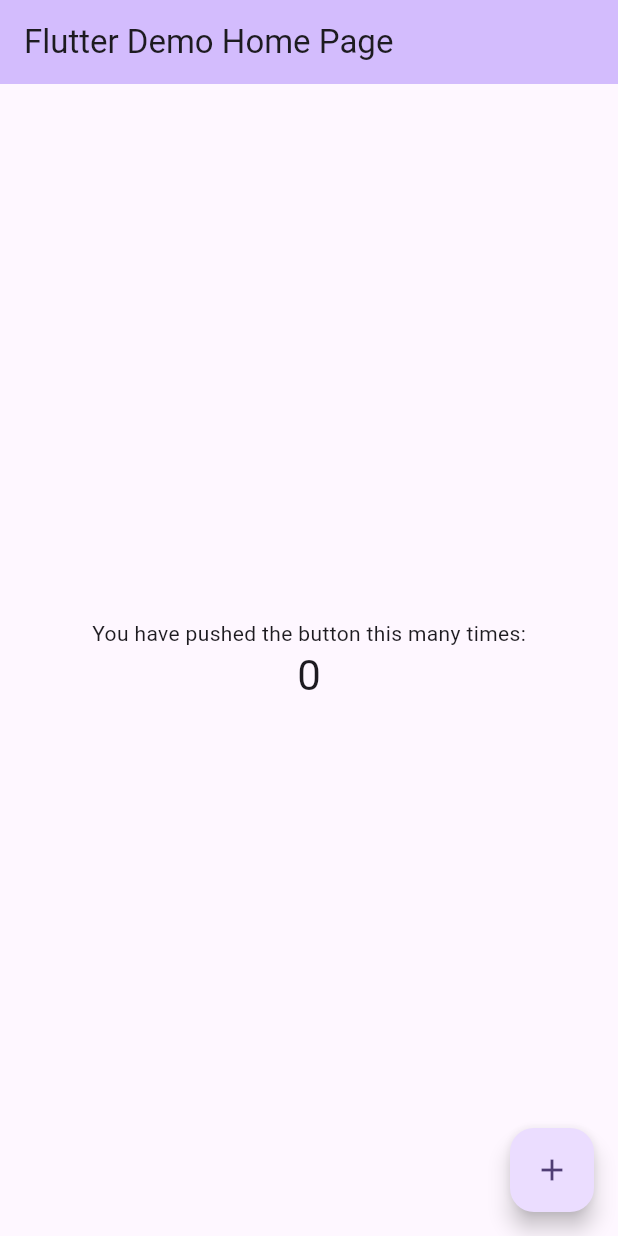
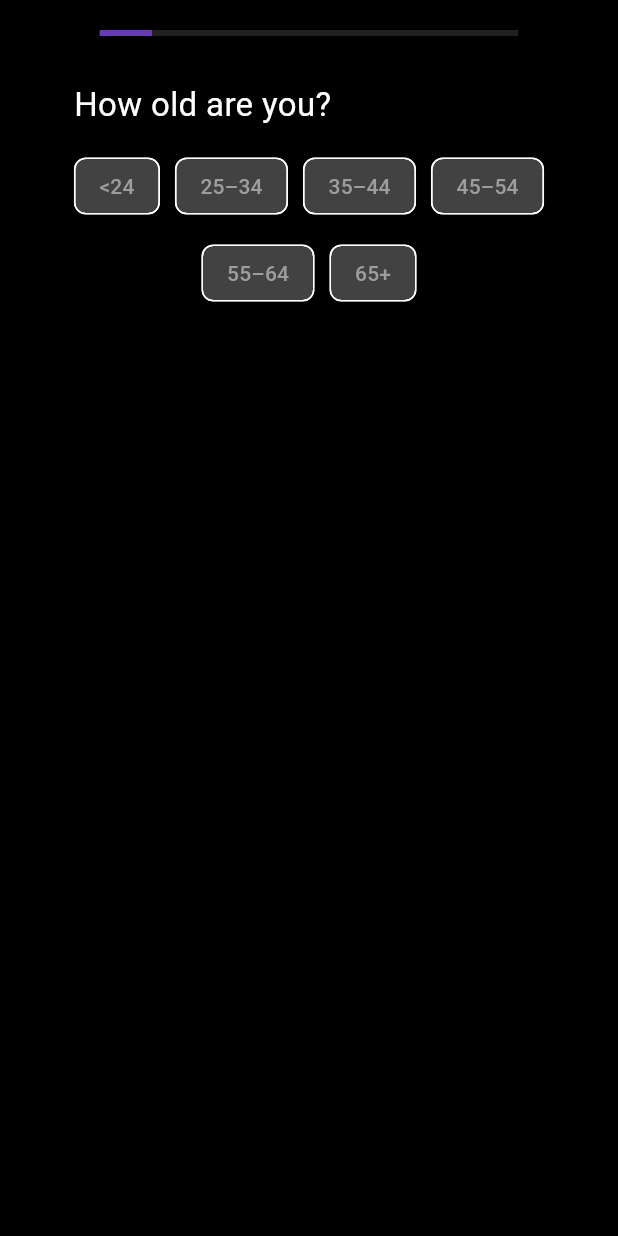
Before and after one commit to AshishNamdeo14/caltech_logevity, a Flutter app: the screen it shows after launch, on a phone screen of 412 x 824 dp. Run offline on Flutter 3.47's test engine with Material 3 defaults, Android fonts, the phone set to English and light mode, and no system bars; our stand-ins replace shared_preferences.

Commit message:
onboarding page

```diff
--- a/lib/main.dart
+++ b/lib/main.dart
@@ -1,4 +1,7 @@
+
 import 'package:flutter/material.dart';
+import 'package:shared_preferences/shared_preferences.dart';
+import 'onboarding.dart';
 
 void main() {
   runApp(const MyApp());
@@ -7,116 +10,73 @@ void main() {
 class MyApp extends StatelessWidget {
   const MyApp({super.key});
 
-  // This widget is the root of your application.
   @override
   Widget build(BuildContext context) {
     return MaterialApp(
-      title: 'Flutter Demo',
-      theme: ThemeData(
-        // This is the theme of your application.
-        //
-        // TRY THIS: Try running your application with "flutter run". You'll see
-        // the application has a purple toolbar. Then, without quitting the app,
-        // try changing the seedColor in the colorScheme below to Colors.green
-        // and then invoke "hot reload" (save your changes or press the "hot
-        // reload" button in a Flutter-supported IDE, or press "r" if you used
-        // the command line to start the app).
-        //
-        // Notice that the counter didn't reset back to zero; the application
-        // state is not lost during the reload. To reset the state, use hot
-        // restart instead.
-        //
-        // This works for code too, not just values: Most code changes can be
-        // tested with just a hot reload.
-        colorScheme: ColorScheme.fromSeed(seedColor: Colors.deepPurple),
+      title: 'Health Onboarding',
+      theme: ThemeData.dark().copyWith(
+        scaffoldBackgroundColor: Colors.black,
+        colorScheme: ColorScheme.dark(
+          primary: Colors.deepPurple,
+          onPrimary: Colors.white,
+        ),
       ),
-      home: const MyHomePage(title: 'Flutter Demo Home Page'),
+      home: const EntryPoint(),
     );
   }
 }
 
-class MyHomePage extends StatefulWidget {
-  const MyHomePage({super.key, required this.title});
-
-  // This widget is the home page of your application. It is stateful, meaning
-  // that it has a State object (defined below) that contains fields that affect
-  // how it looks.
-
-  // This class is the configuration for the state. It holds the values (in this
-  // case the title) provided by the parent (in this case the App widget) and
-  // used by the build method of the State. Fields in a Widget subclass are
-  // always marked "final".
-
-  final String title;
+class EntryPoint extends StatefulWidget {
+  const EntryPoint({super.key});
 
   @override
-  State<MyHomePage> createState() => _MyHomePageState();
+  State<EntryPoint> createState() => _EntryPointState();
 }
 
-class _MyHomePageState extends State<MyHomePage> {
-  int _counter = 0;
+class _EntryPointState extends State<EntryPoint> {
+  bool isLoading = true;
+  bool isUserExists = false;
 
-  void _incrementCounter() {
+  @override
+  void initState() {
+    super.initState();
+    _checkUser();
+  }
+
+  Future<void> _checkUser() async {
+    final prefs = await SharedPreferences.getInstance();
+    final exists = prefs.getBool('userExists') ?? false;
     setState(() {
-      // This call to setState tells the Flutter framework that something has
-      // changed in this State, which causes it to rerun the build method below
-      // so that the display can reflect the updated values. If we changed
-      // _counter without calling setState(), then the build method would not be
-      // called again, and so nothing would appear to happen.
-      _counter++;
+      isUserExists = exists;
+      isLoading = false;
     });
   }
 
   @override
   Widget build(BuildContext context) {
-    // This method is rerun every time setState is called, for instance as done
-    // by the _incrementCounter method above.
-    //
-    // The Flutter framework has been optimized to make rerunning build methods
-    // fast, so that you can just rebuild anything that needs updating rather
-    // than having to individually change instances of widgets.
+    if (isLoading) {
+      return const Scaffold(
+        body: Center(child: CircularProgressIndicator()),
+      );
+    }
+
+    return isUserExists ? const MockLoggedInPage() : const OnboardingScreen();
+  }
+}
+
+class MockLoggedInPage extends StatelessWidget {
+  const MockLoggedInPage({super.key});
+
+  @override
+  Widget build(BuildContext context) {
     return Scaffold(
-      appBar: AppBar(
-        // TRY THIS: Try changing the color here to a specific color (to
-        // Colors.amber, perhaps?) and trigger a hot reload to see the AppBar
-        // change color while the other colors stay the same.
-        backgroundColor: Theme.of(context).colorScheme.inversePrimary,
-        // Here we take the value from the MyHomePage object that was created by
-        // the App.build method, and use it to set our appbar title.
-        title: Text(widget.title),
-      ),
-      body: Center(
-        // Center is a layout widget. It takes a single child and positions it
-        // in the middle of the parent.
-        child: Column(
-          // Column is also a layout widget. It takes a list of children and
-          // arranges them vertically. By default, it sizes itself to fit its
-          // children horizontally, and tries to be as tall as its parent.
-          //
-          // Column has various properties to control how it sizes itself and
-          // how it positions its children. Here we use mainAxisAlignment to
-          // center the children vertically; the main axis here is the vertical
-          // axis because Columns are vertical (the cross axis would be
-          // horizontal).
-          //
-          // TRY THIS: Invoke "debug painting" (choose the "Toggle Debug Paint"
-          // action in the IDE, or press "p" in the console), to see the
-          // wireframe for each widget.
-          mainAxisAlignment: MainAxisAlignment.center,
-          children: <Widget>[
-            const Text('You have pushed the button this many times:'),
-            Text(
-              '$_counter',
-              style: Theme.of(context).textTheme.headlineMedium,
-            ),
-          ],
+      appBar: AppBar(title: const Text("Welcome")),
+      body: const Center(
+        child: Text(
+          "User is already onboarded!",
+          style: TextStyle(fontSize: 22),
         ),
       ),
-      floatingActionButton: FloatingActionButton(
-        onPressed: _incrementCounter,
-        tooltip: 'Increment',
-        child: const Icon(Icons.add),
-      ), // This trailing comma makes auto-formatting nicer for build methods.
     );
   }
 }
--- /dev/null
+++ b/lib/onboarding.dart
@@ -0,0 +1,322 @@
+
+import 'package:flutter/material.dart';
+import 'package:shared_preferences/shared_preferences.dart';
+
+class OnboardingScreen extends StatefulWidget {
+  const OnboardingScreen({super.key});
+
+  @override
+  State<OnboardingScreen> createState() => _OnboardingScreenState();
+}
+
+class _OnboardingScreenState extends State<OnboardingScreen> {
+  int step = 0;
+  final Map<String, dynamic> answers = {};
+
+  final List<String> ageGroups = ['<24', '25–34', '35–44', '45–54', '55–64', '65+'];
+  final List<String> genders = ['Male', 'Female', 'Other', 'Prefer not to say'];
+  final List<String> risks = ['Smoking', 'Drinking'];
+  final List<String> activityLevels = ['Low (little/no activity)', 'Moderate (2-3 times/week)', 'High (daily workouts)'];
+  final List<String> dietQualities = ['Poor (junk food mostly)', 'Average (mix of good/bad)', 'Good (balanced diet)'];
+  final List<String> sleepQuality = ['Poor', 'Fair', 'Good', 'Excellent'];
+  final List<String> conditions = ['Diabetes', 'Hypertension', 'Heart Disease', 'Other'];
+
+  String? selectedAge;
+  String? selectedGender;
+  Set<String> selectedRisks = {};
+  String? selectedActivity;
+  String? selectedDiet;
+  String? selectedSleep;
+  Set<String> selectedConditions = {};
+  final TextEditingController weightController = TextEditingController();
+  final TextEditingController heightController = TextEditingController();
+
+  void nextStep() async {
+    if (step < 7) {
+      setState(() => step++);
+    } else {
+      final prefs = await SharedPreferences.getInstance();
+      await prefs.setBool('userExists', true);
+      if (mounted) {
+        Navigator.pushReplacement(
+          context,
+          MaterialPageRoute(builder: (context) => const CompletionPage()),
+        );
+      }
+    }
+  }
+
+  void previousStep() {
+    if (step > 0) {
+      setState(() => step--);
+    }
+  }
+
+  Widget buildChips<T>({
+    required List<T> items,
+    required dynamic selected,
+    required void Function(T) onSelect,
+    bool multi = false,
+  }) {
+    return Wrap(
+      spacing: 10,
+      runSpacing: 10,
+      alignment: WrapAlignment.center,
+      children: items.map((item) {
+        final isSelected = multi
+            ? (selected as Set).contains(item)
+            : selected == item;
+        return ChoiceChip(
+          label: Text(item.toString()),
+          selected: isSelected,
+          onSelected: (_) {
+            onSelect(item);
+            if (!multi) nextStep();
+          },
+          selectedColor: Colors.deepPurple,
+          backgroundColor: Colors.grey[800],
+          labelStyle: TextStyle(color: isSelected ? Colors.white : Colors.grey),
+        );
+      }).toList(),
+    );
+  }
+
+  Widget _buildStep() {
+    switch (step) {
+      case 0:
+        return _buildQuestion(
+          "How old are you?",
+          buildChips(
+            items: ageGroups,
+            selected: selectedAge,
+            onSelect: (val) {
+              setState(() {
+                selectedAge = val;
+                answers['age'] = val;
+              });
+            },
+          ),
+        );
+      case 1:
+        return _buildQuestion(
+          "What’s your gender?",
+          buildChips(
+            items: genders,
+            selected: selectedGender,
+            onSelect: (val) {
+              setState(() {
+                selectedGender = val;
+                answers['gender'] = val;
+              });
+            },
+          ),
+        );
+      case 2:
+        return _buildQuestion(
+          "Do you have any risk habits?",
+          buildChips(
+            items: risks,
+            selected: selectedRisks,
+            onSelect: (val) {
+              setState(() {
+                if (selectedRisks.contains(val)) {
+                  selectedRisks.remove(val);
+                } else {
+                  selectedRisks.add(val);
+                }
+                answers['risks'] = selectedRisks.toList();
+              });
+            },
+            multi: true,
+          ),
+        );
+      case 3:
+        return _buildQuestion(
+          "How physically active are you?",
+          buildChips(
+            items: activityLevels,
+            selected: selectedActivity,
+            onSelect: (val) {
+              setState(() {
+                selectedActivity = val;
+                answers['activity'] = val;
+              });
+            },
+          ),
+        );
+      case 4:
+        return _buildQuestion(
+          "How would you rate your diet?",
+          buildChips(
+            items: dietQualities,
+            selected: selectedDiet,
+            onSelect: (val) {
+              setState(() {
+                selectedDiet = val;
+                answers['diet'] = val;
+              });
+            },
+          ),
+        );
+      case 5:
+        return Column(
+            crossAxisAlignment: CrossAxisAlignment.start,
+            children: [
+            const Text(
+                "Let’s talk numbers: Your weight and height",
+                style: TextStyle(fontSize: 22, color: Colors.white),
+            ),
+            const SizedBox(height: 20),
+            TextField(
+                controller: weightController,
+                decoration: const InputDecoration(
+                labelText: "Weight (kg)",
+                filled: true,
+                fillColor: Colors.white,
+                ),
+                keyboardType: TextInputType.number,
+                onChanged: (val) {
+                setState(() {
+                    answers['weight'] = val;
+                });
+                },
+            ),
+            const SizedBox(height: 10),
+            TextField(
+                controller: heightController,
+                decoration: const InputDecoration(
+                labelText: "Height (cm)",
+                filled: true,
+                fillColor: Colors.white,
+                ),
+                keyboardType: TextInputType.number,
+                onChanged: (val) {
+                setState(() {
+                    answers['height'] = val;
+                });
+                },
+            ),
+            ],
+        );
+      case 6:
+        return _buildQuestion(
+          "Do you have any chronic conditions?",
+          buildChips(
+            items: conditions,
+            selected: selectedConditions,
+            onSelect: (val) {
+              setState(() {
+                if (selectedConditions.contains(val)) {
+                  selectedConditions.remove(val);
+                } else {
+                  selectedConditions.add(val);
+                }
+                answers['conditions'] = selectedConditions.toList();
+              });
+            },
+            multi: true,
+          ),
+        );
+      case 7:
+        return _buildQuestion(
+          "How’s your sleep quality lately?",
+          buildChips(
+            items: sleepQuality,
+            selected: selectedSleep,
+            onSelect: (val) {
+              setState(() {
+                selectedSleep = val;
+                answers['sleep'] = val;
+              });
+            },
+          ),
+        );
+      default:
+        return const SizedBox.shrink();
+    }
+  }
+
+  Widget _buildQuestion(String title, Widget child) {
+    return Column(
+      crossAxisAlignment: CrossAxisAlignment.start,
+      children: [
+        Text(title, style: const TextStyle(fontSize: 22, color: Colors.white)),
+        const SizedBox(height: 15),
+        child,
+      ],
+    );
+  }
+
+  @override
+  Widget build(BuildContext context) {
+    double progress = (step + 1) / 8;
+
+    return Scaffold(
+      backgroundColor: Colors.black,
+      body: SafeArea(
+        child: Padding(
+          padding: const EdgeInsets.all(20),
+          child: Column(
+            children: [
+              Row(
+                children: [
+                  if (step > 0)
+                    TextButton(
+                      onPressed: previousStep,
+                      child: const Text("← Back", style: TextStyle(color: Colors.white)),
+                    ),
+                  const Spacer(),
+                  Expanded(
+                    flex: 6,
+                    child: Center(
+                      child: LinearProgressIndicator(
+                        value: progress,
+                        backgroundColor: Colors.grey[900],
+                      ),
+                    ),
+                  ),
+                  const Spacer(),
+                ],
+              ),
+              const SizedBox(height: 30),
+              Expanded(child: _buildStep()),
+              if (step == 2 || step == 6 || step == 5)
+                Padding(
+                  padding: const EdgeInsets.only(top: 10),
+                  child: ElevatedButton(
+                    onPressed: () {
+                      if ((step == 2 && selectedRisks.isNotEmpty) ||
+                          (step == 5 && weightController.text.isNotEmpty && heightController.text.isNotEmpty) ||
+                          (step == 6 && selectedConditions.isNotEmpty)) {
+                        nextStep();
+                      }
+                    },
+                    style: ElevatedButton.styleFrom(
+                      backgroundColor: Colors.white,
+                      foregroundColor: Colors.black,
+                      minimumSize: const Size.fromHeight(50),
+                    ),
+                    child: const Text("Next"),
+                  ),
+                ),
+            ],
+          ),
+        ),
+      ),
+    );
+  }
+}
+
+class CompletionPage extends StatelessWidget {
+  const CompletionPage({super.key});
+
+  @override
+  Widget build(BuildContext context) {
+    return Scaffold(
+      appBar: AppBar(title: const Text("Completed")),
+      body: const Center(
+        child: Text("Thanks! You’re all set.", style: TextStyle(fontSize: 22)),
+      ),
+    );
+  }
+}
--- a/pubspec.yaml
+++ b/pubspec.yaml
@@ -34,6 +34,7 @@ dependencies:
   # The following adds the Cupertino Icons font to your application.
   # Use with the CupertinoIcons class for iOS style icons.
   cupertino_icons: ^1.0.8
+  shared_preferences: ^2.2.2
 
 dev_dependencies:
   flutter_test:
```
